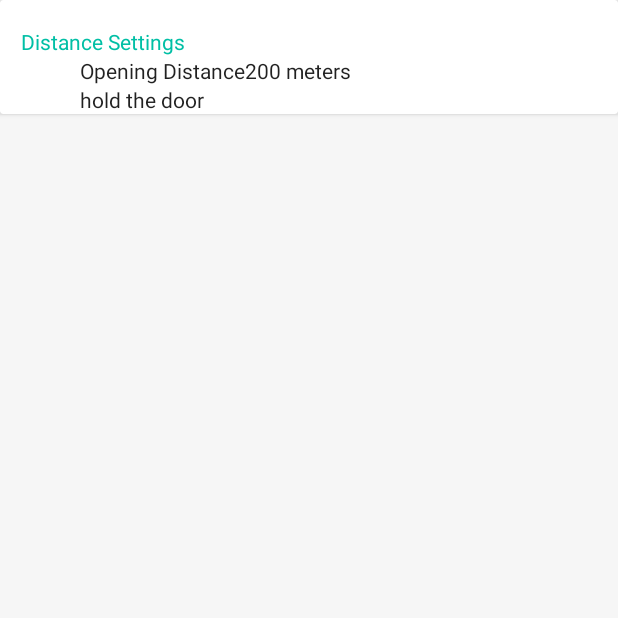
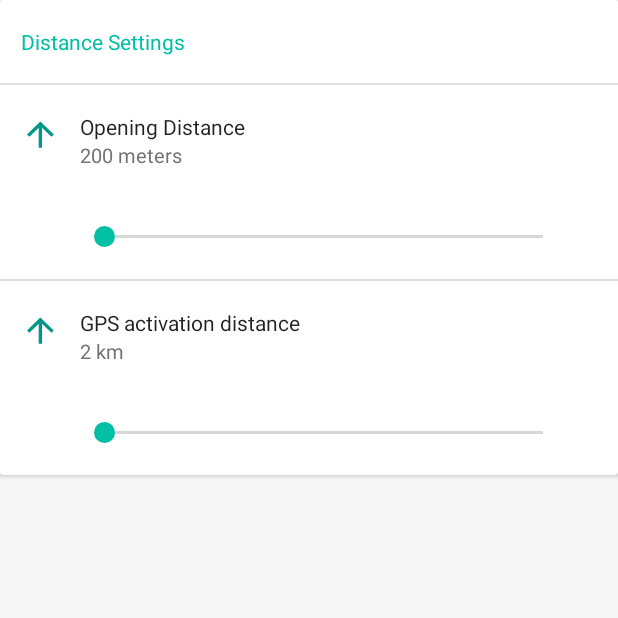
Before and after one commit to israeltabadidev/sesame, an Android app: the fragment FinalStepFragment shown on its own in the app's theme, on a phone screen of 412 x 824 dp, the top half of it. Run offline under Robolectric (Android 15) with nearby library versions, the phone set to English and light mode, and no system bars; 2 statements that could not run were skipped.

Commit message:
wip 4th step

```diff
--- a/app/build.gradle
+++ b/app/build.gradle
@@ -38,7 +38,7 @@ android {
     dependencies {
         compile fileTree(dir: 'libs', include: ['*.jar'])
         compile 'com.android.support:appcompat-v7:23.1.1'
-        compile 'com.android.support:cardview-v7:23.1.1'
+        compile 'com.android.support:cardview-v7:23.2.1'
     }
 
 
--- a/app/src/main/java/com/shmoontz/gately/activities/MainActivity.java
+++ b/app/src/main/java/com/shmoontz/gately/activities/MainActivity.java
@@ -4,6 +4,7 @@ import android.os.Bundle;
 import android.support.v4.app.Fragment;
 import android.support.v4.app.FragmentTransaction;
 import android.view.View;
+import android.view.ViewGroup;
 import android.widget.TextView;
 
 import com.shmoontz.gately.R;
@@ -59,6 +60,9 @@ public class MainActivity extends AbsActivity {
 
         s3.animate().scaleX(1f).scaleY(1f).setDuration(ANIM_DURATION);
         s4.animate().scaleX(2f).scaleY(2f).setDuration(ANIM_DURATION);
+
+        ((ViewGroup.MarginLayoutParams)findViewById(R.id.content).getLayoutParams()).topMargin = 0;
+        findViewById(R.id.content).requestLayout();
     }
 
     private void showNextStep() {
--- /dev/null
+++ b/app/src/main/java/com/shmoontz/gately/views/TextViewRalewayMedium.java
@@ -0,0 +1,29 @@
+package com.shmoontz.gately.views;
+
+import android.content.Context;
+import android.graphics.Typeface;
+import android.util.AttributeSet;
+import android.widget.TextView;
+
+/**
+ * Created by danafridman on 01/08/2016.
+ */
+public class TextViewRalewayMedium extends TextView {
+    public TextViewRalewayMedium(Context context) {
+        this(context, null);
+    }
+
+    public TextViewRalewayMedium(Context context, AttributeSet attrs) {
+        this(context, attrs, 0);
+    }
+
+    public TextViewRalewayMedium(Context context, AttributeSet attrs, int defStyleAttr) {
+        super(context, attrs, defStyleAttr);
+        init();
+    }
+
+    private void init() {
+        Typeface tf = Typeface.createFromAsset(getContext().getAssets(), "Raleway-Medium.ttf");
+        setTypeface(tf);
+    }
+}
--- a/app/src/main/java/com/shmoontz/gately/views/TextViewRaleway.java
+++ b/app/src/main/java/com/shmoontz/gately/views/TextViewRalewayRegular.java
@@ -8,22 +8,22 @@ import android.widget.TextView;
 /**
  * Created by danafridman on 01/08/2016.
  */
-public class TextViewRaleway extends TextView {
-    public TextViewRaleway(Context context) {
+public class TextViewRalewayRegular extends TextView {
+    public TextViewRalewayRegular(Context context) {
         this(context, null);
     }
 
-    public TextViewRaleway(Context context, AttributeSet attrs) {
+    public TextViewRalewayRegular(Context context, AttributeSet attrs) {
         this(context, attrs, 0);
     }
 
-    public TextViewRaleway(Context context, AttributeSet attrs, int defStyleAttr) {
+    public TextViewRalewayRegular(Context context, AttributeSet attrs, int defStyleAttr) {
         super(context, attrs, defStyleAttr);
         init();
     }
 
     private void init() {
-        Typeface tf = Typeface.createFromAsset(getContext().getAssets(), "Raleway-Medium.ttf");
+        Typeface tf = Typeface.createFromAsset(getContext().getAssets(), "Raleway-Regular.ttf");
         setTypeface(tf);
     }
 }
--- /dev/null
+++ b/app/src/main/res/drawable/arrow_up.xml
@@ -0,0 +1,6 @@
+<vector android:height="24dp" android:viewportHeight="54.0"
+    android:viewportWidth="53.0" android:width="24dp" xmlns:android="http://schemas.android.com/apk/res/android">
+    <path android:fillColor="#009788"
+        android:pathData="M29.53,53.38l0,-40.03l18.38,18.38l4.59,-4.59l-26.25,-26.25l-26.25,26.25l4.59,4.59l18.38,-18.38l0,40.03z"
+        android:strokeColor="#00000000" android:strokeWidth="1"/>
+</vector>
--- /dev/null
+++ b/app/src/main/res/drawable/progress_drawable.xml
@@ -0,0 +1,8 @@
+<?xml version="1.0" encoding="utf-8"?>
+<shape xmlns:android="http://schemas.android.com/apk/res/android"
+    android:shape="oval">
+    <solid android:color="@color/primary" />
+    <size
+        android:width="14dp"
+        android:height="14dp" />
+</shape>
--- /dev/null
+++ b/app/src/main/res/layout/horizontal_rule.xml
@@ -0,0 +1,7 @@
+<?xml version="1.0" encoding="utf-8"?>
+<View xmlns:android="http://schemas.android.com/apk/res/android"
+    xmlns:tools="http://schemas.android.com/tools"
+    android:layout_width="match_parent"
+    android:layout_height="1dp"
+    android:background="#e0e0e0"
+    tools:showIn="@layout/layout_final_step" />
--- a/app/src/main/res/layout/layout_final_step.xml
+++ b/app/src/main/res/layout/layout_final_step.xml
@@ -1,6 +1,7 @@
 <?xml version="1.0" encoding="utf-8"?>
 <LinearLayout xmlns:android="http://schemas.android.com/apk/res/android"
     xmlns:card_view="http://schemas.android.com/apk/res-auto"
+    xmlns:tools="http://schemas.android.com/tools"
     android:layout_width="match_parent"
     android:layout_height="match_parent"
     android:background="@color/default_bg"
@@ -12,79 +13,30 @@
         android:elevation="10dp"
         card_view:cardBackgroundColor="@android:color/white">
 
+        <RelativeLayout
+            android:layout_width="match_parent"
+            android:layout_height="wrap_content">
 
-        <LinearLayout
-            android:layout_width="match_parent"
-            android:layout_height="wrap_content"
-            android:orientation="vertical">
+            <include
+                android:id="@+id/top_card"
+                layout="@layout/step_4_top_card"
+                android:layout_width="match_parent"
+                android:layout_height="wrap_content" />
 
-            <com.shmoontz.gately.views.TextViewRaleway
+            <include
+                android:id="@+id/sep"
+                layout="@layout/horizontal_rule"
+                android:layout_width="match_parent"
+                android:layout_height="1dp"
+                android:layout_below="@id/top_card" />
+
+            <include
+                layout="@layout/step_4_bottom_card"
                 android:layout_width="match_parent"
                 android:layout_height="wrap_content"
-                android:layout_marginLeft="14dp"
-                android:layout_marginTop="18dp"
-                android:text="@string/distance_settings"
-                android:textColor="@color/primary"
-                android:textSize="14dp" />
+                android:layout_below="@id/sep" />
 
-            <LinearLayout
-                android:layout_width="match_parent"
-                android:layout_height="wrap_content"
-                android:orientation="horizontal">
-
-                <LinearLayout
-                    android:layout_width="53dp"
-                    android:layout_height="match_parent">
-
-                </LinearLayout>
-
-                <LinearLayout
-                    android:layout_width="match_parent"
-                    android:layout_height="match_parent"
-                    android:orientation="vertical">
-
-                    <LinearLayout
-                        android:layout_width="wrap_content"
-                        android:layout_height="0dp"
-                        android:layout_weight="1"
-                        android:gravity="center_vertical">
-
-                        <com.shmoontz.gately.views.TextViewRaleway
-                            android:layout_width="wrap_content"
-                            android:layout_height="wrap_content"
-                            android:text="@string/opening_distance"
-                            android:textSize="14dp" />
-
-                        <com.shmoontz.gately.views.TextViewRaleway
-                            android:layout_width="wrap_content"
-                            android:layout_height="wrap_content"
-                            android:text="200 meters"
-                            android:textSize="14dp" />
-
-                    </LinearLayout>
-
-
-                    <LinearLayout
-                        android:layout_width="wrap_content"
-                        android:layout_height="0dp"
-                        android:layout_weight="1"
-                        android:gravity="center_vertical">
-
-                        <com.shmoontz.gately.views.TextViewRaleway
-                            android:layout_width="wrap_content"
-                            android:layout_height="wrap_content"
-                            android:text="hold the door"
-                            android:textSize="14dp" />
-
-
-                    </LinearLayout>
-
-                </LinearLayout>
-
-
-            </LinearLayout>
-        </LinearLayout>
-
+        </RelativeLayout>
     </android.support.v7.widget.CardView>
 
 </LinearLayout>
--- a/app/src/main/res/layout/layout_splash.xml
+++ b/app/src/main/res/layout/layout_splash.xml
@@ -13,19 +13,19 @@
         android:layout_gravity="center_horizontal"
         android:orientation="vertical">
 
-        <com.shmoontz.gately.views.TextViewRaleway
+        <com.shmoontz.gately.views.TextViewRalewayMedium
             android:id="@+id/txt0"
             style="@style/splash_middleText1"
             android:text="@string/welcome" />
 
-        <com.shmoontz.gately.views.TextViewRaleway
+        <com.shmoontz.gately.views.TextViewRalewayMedium
             android:id="@+id/txt1"
             style="@style/splash_middleText1"
             android:layout_margin="@dimen/margin_default"
             android:textSize="40dp"
             android:text="@string/welcome_to_open_sesame1" />
 
-        <com.shmoontz.gately.views.TextViewRaleway
+        <com.shmoontz.gately.views.TextViewRalewayMedium
             android:id="@+id/txt2"
             style="@style/splash_middleText2"
             android:layout_marginTop="@dimen/margin_default"
--- a/app/src/main/res/layout/layout_step.xml
+++ b/app/src/main/res/layout/layout_step.xml
@@ -5,7 +5,7 @@
     android:layout_height="match_parent"
     android:orientation="vertical">
 
-    <com.shmoontz.gately.views.TextViewRaleway
+    <com.shmoontz.gately.views.TextViewRalewayMedium
         android:id="@+id/title"
         style="@style/toolbarTextStyle"
         android:layout_below="@id/toolbar"
--- /dev/null
+++ b/app/src/main/res/layout/step_4_bottom_card.xml
@@ -0,0 +1,84 @@
+<?xml version="1.0" encoding="utf-8"?>
+<LinearLayout xmlns:android="http://schemas.android.com/apk/res/android"
+    android:layout_width="match_parent"
+    android:layout_height="wrap_content"
+    xmlns:tools="http://schemas.android.com/tools"
+    android:orientation="horizontal">
+
+    <LinearLayout
+        android:layout_width="53dp"
+        android:layout_height="match_parent">
+
+        <ImageView
+            android:layout_width="18dp"
+            android:layout_height="18dp"
+            android:layout_marginLeft="18dp"
+            android:layout_marginRight="18dp"
+            android:layout_marginTop="24dp"
+            android:src="@drawable/arrow_up" />
+
+    </LinearLayout>
+
+    <LinearLayout
+        android:layout_width="match_parent"
+        android:layout_height="wrap_content"
+        android:orientation="vertical">
+
+        <LinearLayout
+            android:layout_width="wrap_content"
+            android:layout_height="wrap_content"
+            android:layout_marginBottom="18dp"
+            android:layout_marginTop="18dp"
+            android:gravity="center_vertical"
+            android:orientation="vertical">
+
+            <com.shmoontz.gately.views.TextViewRalewayRegular
+                android:layout_width="wrap_content"
+                android:layout_height="wrap_content"
+                android:text="@string/gps_activation_distance"
+                android:textSize="14dp" />
+
+            <com.shmoontz.gately.views.TextViewRalewayRegular
+                android:layout_width="wrap_content"
+                android:layout_height="wrap_content"
+                android:text="@string/two_kilometers"
+                android:textColor="#737373"
+                android:textSize="13dp" />
+
+        </LinearLayout>
+
+        <LinearLayout
+            android:layout_width="match_parent"
+            android:layout_height="wrap_content"
+            android:layout_marginBottom="18dp"
+            android:layout_marginTop="18dp"
+            android:gravity="center_vertical"
+            android:orientation="horizontal">
+
+            <com.shmoontz.gately.views.TextViewRalewayRegular
+                tools:text="100m"
+                android:layout_width="wrap_content"
+                android:layout_height="wrap_content"
+                android:textSize="14dp" />
+
+            <SeekBar
+                android:layout_width="0dp"
+                android:layout_height="wrap_content"
+                android:layout_weight="1"
+                android:textSize="14dp"
+                android:thumb="@drawable/progress_drawable" />
+
+            <com.shmoontz.gately.views.TextViewRalewayRegular
+                tools:text="7 km"
+                android:layout_width="wrap_content"
+                android:layout_height="wrap_content"
+                android:layout_marginRight="34dp"
+                android:textSize="14dp" />
+
+
+        </LinearLayout>
+
+    </LinearLayout>
+
+
+</LinearLayout>
--- /dev/null
+++ b/app/src/main/res/layout/step_4_top_card.xml
@@ -0,0 +1,113 @@
+<?xml version="1.0" encoding="utf-8"?>
+<LinearLayout xmlns:android="http://schemas.android.com/apk/res/android"
+    xmlns:card_view="http://schemas.android.com/apk/res-auto"
+    xmlns:tools="http://schemas.android.com/tools"
+    android:layout_width="match_parent"
+    android:layout_height="wrap_content"
+    android:orientation="vertical"
+    tools:showIn="@layout/layout_final_step">
+
+
+    <com.shmoontz.gately.views.TextViewRalewayMedium
+        android:id="@+id/header"
+        android:layout_width="match_parent"
+        android:layout_height="wrap_content"
+        android:background="@android:color/white"
+        android:paddingBottom="18dp"
+        android:paddingLeft="14dp"
+        android:paddingTop="18dp"
+        android:text="@string/distance_settings"
+        android:textColor="@color/primary"
+        android:textSize="14dp" />
+
+    <include
+        android:id="@+id/sep1"
+        layout="@layout/horizontal_rule"
+        android:layout_width="match_parent"
+        android:layout_height="1dp"
+        android:layout_below="@id/header" />
+
+    <LinearLayout
+        android:id="@+id/top"
+        android:layout_width="match_parent"
+        android:layout_height="wrap_content"
+        android:layout_below="@id/sep1"
+        android:orientation="horizontal">
+
+        <LinearLayout
+            android:layout_width="53dp"
+            android:layout_height="match_parent">
+
+            <ImageView
+                android:layout_width="18dp"
+                android:layout_height="18dp"
+                android:layout_marginLeft="18dp"
+                android:layout_marginRight="18dp"
+                android:layout_marginTop="24dp"
+                android:src="@drawable/arrow_up" />
+
+        </LinearLayout>
+
+        <LinearLayout
+            android:layout_width="match_parent"
+            android:layout_height="wrap_content"
+            android:orientation="vertical">
+
+            <LinearLayout
+                android:layout_width="wrap_content"
+                android:layout_height="wrap_content"
+                android:layout_marginBottom="18dp"
+                android:layout_marginTop="18dp"
+                android:gravity="center_vertical"
+                android:orientation="vertical">
+
+                <com.shmoontz.gately.views.TextViewRalewayRegular
+                    android:layout_width="wrap_content"
+                    android:layout_height="wrap_content"
+                    android:text="@string/opening_distance"
+                    android:textSize="14dp" />
+
+                <com.shmoontz.gately.views.TextViewRalewayRegular
+                    android:layout_width="wrap_content"
+                    android:layout_height="wrap_content"
+                    android:text="200 meters"
+                    android:textColor="#737373"
+                    android:textSize="13dp" />
+
+            </LinearLayout>
+
+            <LinearLayout
+                android:layout_width="match_parent"
+                android:layout_height="wrap_content"
+                android:layout_marginBottom="18dp"
+                android:layout_marginTop="18dp"
+                android:gravity="center_vertical"
+                android:orientation="horizontal">
+
+                <com.shmoontz.gately.views.TextViewRalewayRegular
+                    android:layout_width="wrap_content"
+                    android:layout_height="wrap_content"
+                    android:textSize="14dp"
+                    tools:text="50m" />
+
+                <SeekBar
+                    android:layout_width="0dp"
+                    android:layout_height="wrap_content"
+                    android:layout_weight="1"
+                    android:textSize="14dp"
+                    android:thumb="@drawable/progress_drawable" />
+
+                <com.shmoontz.gately.views.TextViewRalewayRegular
+                    android:layout_width="wrap_content"
+                    android:layout_height="wrap_content"
+                    android:layout_marginRight="34dp"
+                    android:textSize="14dp"
+                    tools:text="500m" />
+
+
+            </LinearLayout>
+
+        </LinearLayout>
+    </LinearLayout>
+
+</LinearLayout>
--- a/app/src/main/res/values/strings.xml
+++ b/app/src/main/res/values/strings.xml
@@ -24,4 +24,7 @@
     <string name="welcome">Welcome To</string>
     <string name="distance_settings">Distance Settings</string>
     <string name="opening_distance">Opening Distance</string>
+
+    <string name="gps_activation_distance">GPS activation distance</string>
+    <string name="two_kilometers">2 km</string>
 </resources>
```
